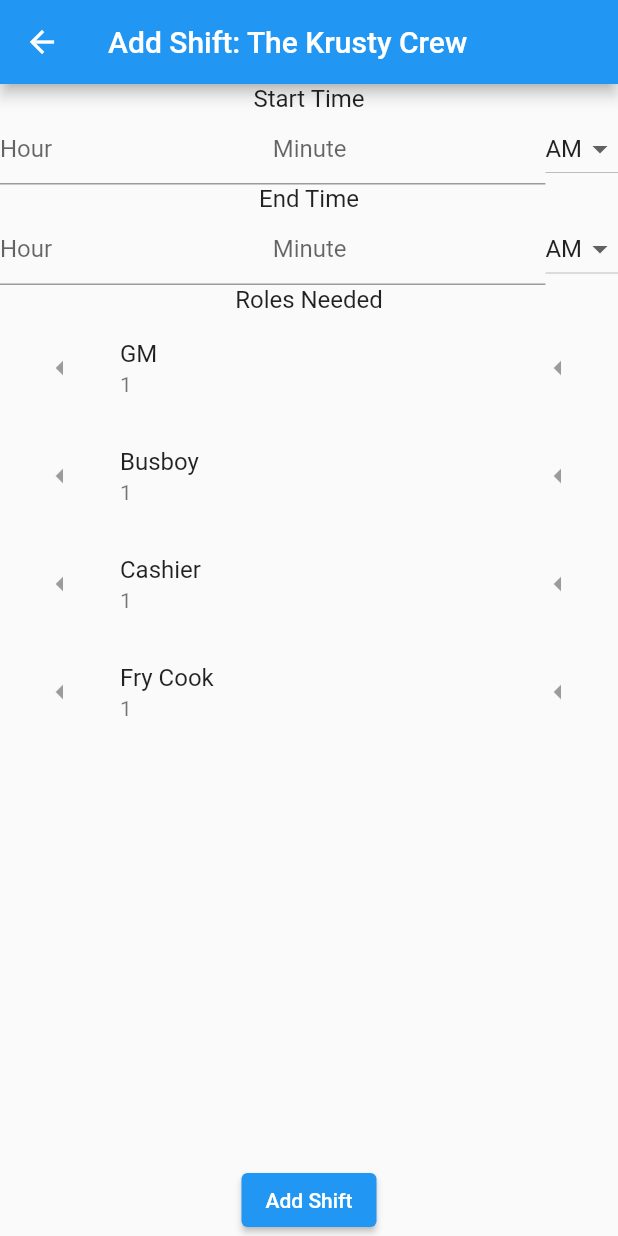
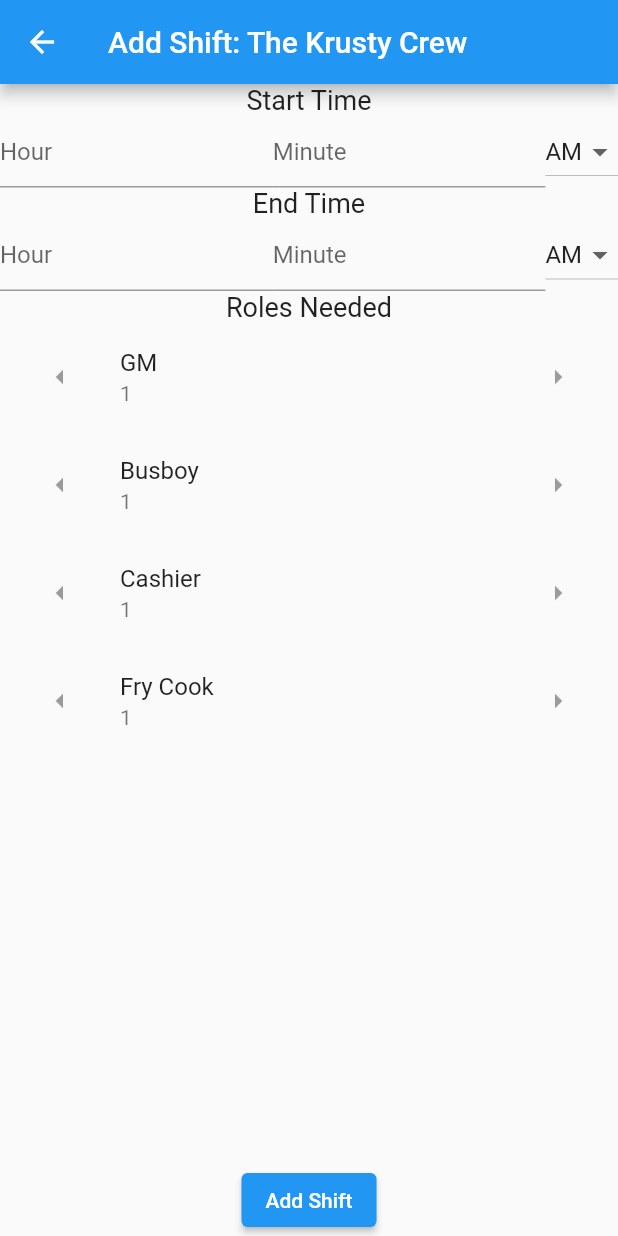
Before and after one commit to Salami-Sam/super_scheduler, a Flutter app: the AddShiftWidget screen opened directly, on a phone screen of 412 x 824 dp. Run offline on Flutter 3.47's test engine with Material 2 defaults, Android fonts, the phone set to English and light mode, and no system bars.

Commit message:
Made some changes to Add Shift

```diff
--- a/lib/primary_scheduler.dart
+++ b/lib/primary_scheduler.dart
@@ -119,8 +119,10 @@ class _PrimarySchedulerWidgetState extends State<PrimarySchedulerWidget> {
   }
 }
 
+// A widget for adding shifts to the schedule
+// Still needs some work
 class AddShiftWidget extends StatelessWidget {
-  List<String> roles = ['GM', 'Busboy', 'Cashier', 'Fry Cook'];
+  static const List<String> roles = ['GM', 'Busboy', 'Cashier', 'Fry Cook'];
 
   @override
   Widget build(BuildContext context) {
@@ -130,11 +132,11 @@ class AddShiftWidget extends StatelessWidget {
       ),
       body: Column(
         crossAxisAlignment: CrossAxisAlignment.center,
-        mainAxisAlignment: MainAxisAlignment.spaceAround,
+        mainAxisAlignment: MainAxisAlignment.spaceEvenly,
         children: [
           Text(
             'Start Time',
-            style: TextStyle(fontSize: 16),
+            style: TextStyle(fontSize: 18),
           ),
           Row(
             children: [
@@ -159,7 +161,7 @@ class AddShiftWidget extends StatelessWidget {
           ),
           Text(
             'End Time',
-            style: TextStyle(fontSize: 16),
+            style: TextStyle(fontSize: 18),
           ),
           Row(
             children: [
@@ -184,7 +186,7 @@ class AddShiftWidget extends StatelessWidget {
           ),
           Text(
             'Roles Needed',
-            style: TextStyle(fontSize: 16),
+            style: TextStyle(fontSize: 18),
           ),
           Expanded(
             child: ListView.builder(
@@ -198,7 +200,7 @@ class AddShiftWidget extends StatelessWidget {
                   title: Text(roles[index]),
                   subtitle: Text('1'),
                   trailing: IconButton(
-                    icon: Icon(Icons.arrow_left),
+                    icon: Icon(Icons.arrow_right),
                     onPressed: null,
                   ),
                 );
```
